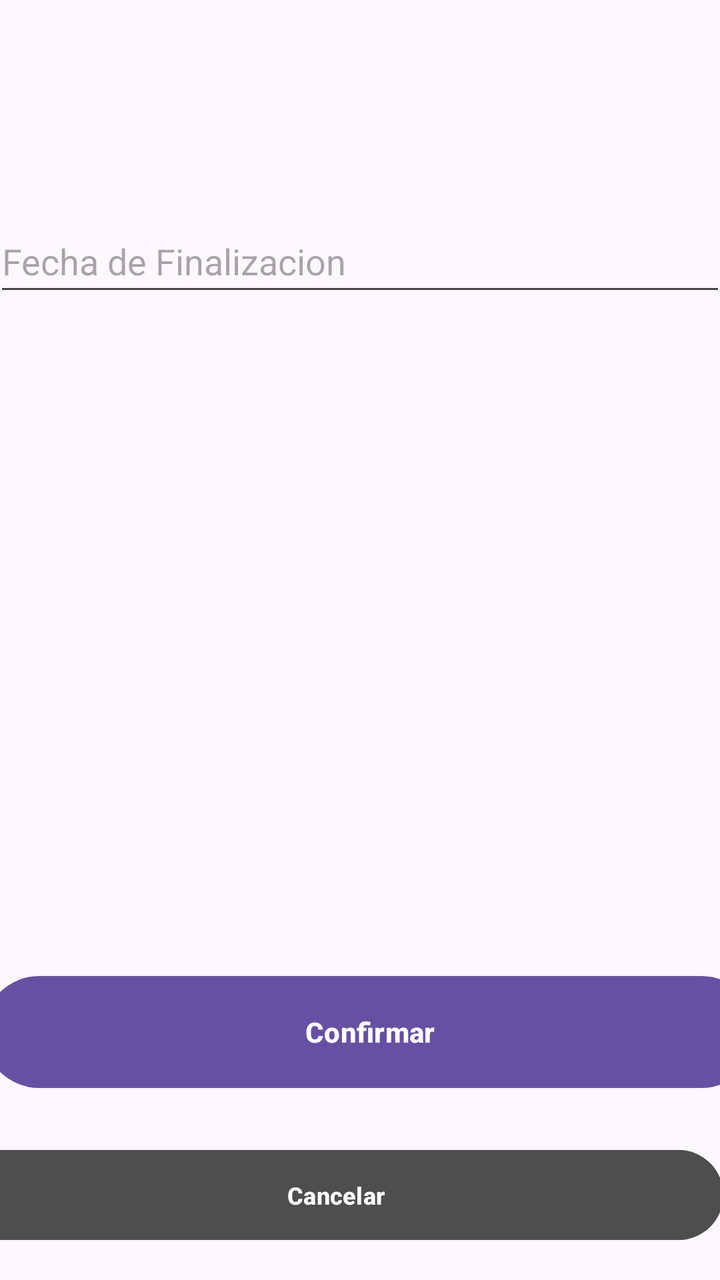
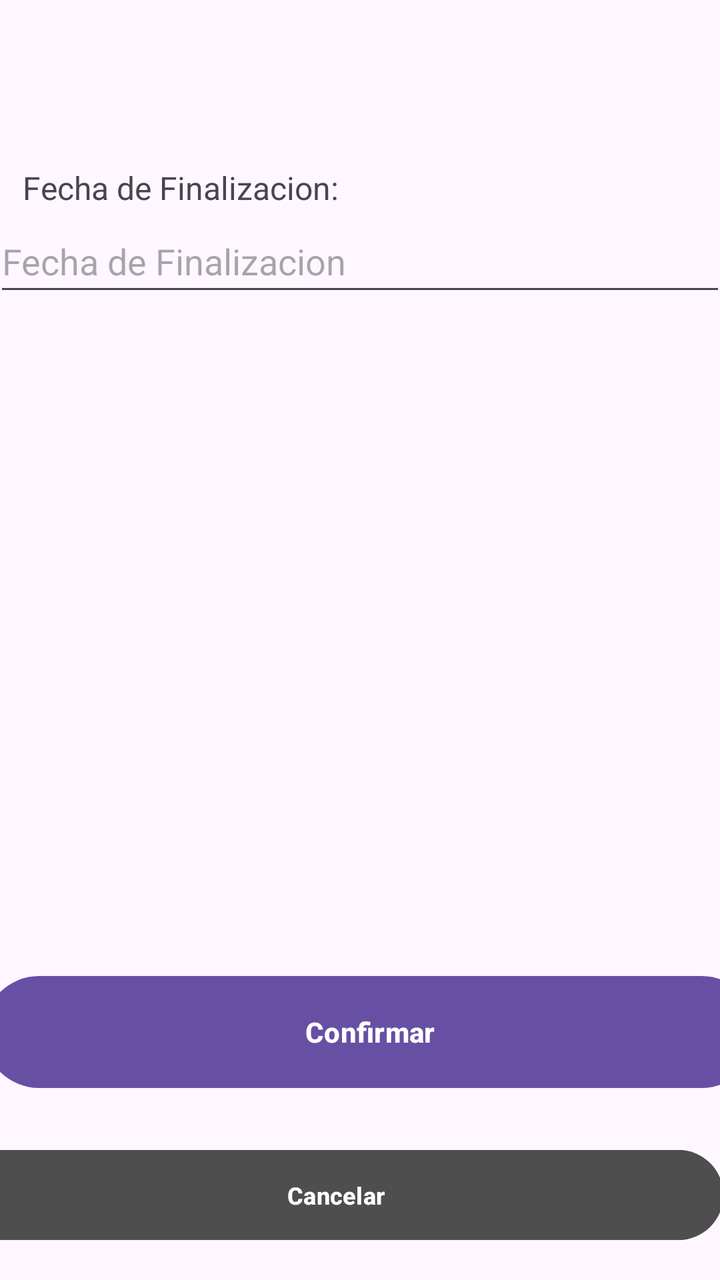

Compare the two renders of this Android layout. The source of the first and the diff that turns it into the second are given below.
<!-- AndroidManifest.xml: application theme Theme.MobilesVC -->
<!-- res/layout/receta_edit_view.xml -->
<?xml version="1.0" encoding="utf-8"?>
<androidx.constraintlayout.widget.ConstraintLayout xmlns:android="http://schemas.android.com/apk/res/android"
    xmlns:app="http://schemas.android.com/apk/res-auto"
    xmlns:tools="http://schemas.android.com/tools"
    android:layout_width="match_parent"
    android:layout_height="match_parent">

    <Button
        android:id="@+id/vEditReceta"
        android:layout_width="387dp"
        android:layout_height="64dp"
        android:layout_marginTop="48dp"
        android:layout_marginBottom="92dp"
        android:paddingVertical="14dp"
        android:text="Confirmar"
        android:textStyle="bold"
        app:layout_constraintBottom_toBottomOf="parent"
        app:layout_constraintEnd_toEndOf="parent"
        app:layout_constraintHorizontal_bias="0.333"
        app:layout_constraintStart_toStartOf="parent" />

    <TextView
        android:id="@+id/textView8"
        android:layout_width="wrap_content"
        android:layout_height="wrap_content"
        android:layout_marginStart="130dp"
        android:layout_marginTop="85dp"
        android:layout_marginEnd="131dp"
        android:layout_marginBottom="76dp"
        android:fontFamily="sans-serif"
        android:text="Editar Receta"
        android:textColor="#000000"
        android:textStyle="bold|italic"
        app:layout_constraintBottom_toTopOf="@+id/vFechaEdit"
        app:layout_constraintEnd_toEndOf="parent"
        app:layout_constraintStart_toStartOf="parent"
        app:layout_constraintTop_toTopOf="parent"
        tools:textSize="26sp" />

    <Button
        android:id="@+id/vVolverRecetaEdit"
        android:layout_width="387dp"
        android:layout_height="53dp"
        android:layout_marginHorizontal="24dp"
        android:layout_marginTop="8dp"
        android:layout_marginBottom="16dp"
        android:backgroundTint="#4E4E4E"
        android:paddingVertical="10dp"
        android:text="Cancelar"
        android:textSize="12sp"
        android:textStyle="bold"
        android:visibility="visible"
        app:layout_constraintBottom_toBottomOf="parent"
        app:layout_constraintEnd_toEndOf="parent"
        app:layout_constraintHorizontal_bias="0.666"
        app:layout_constraintStart_toStartOf="parent" />

    <EditText
        android:id="@+id/vFechaEdit"
        android:layout_width="366dp"
        android:layout_height="48dp"
        android:layout_marginStart="22dp"
        android:layout_marginEnd="23dp"
        android:layout_marginBottom="331dp"
        android:ems="10"
        android:hint="Fecha de Finalizacion"
        android:inputType="date"
        app:layout_constraintBottom_toTopOf="@+id/vEditReceta"
        app:layout_constraintEnd_toEndOf="parent"
        app:layout_constraintStart_toStartOf="parent" />
</androidx.constraintlayout.widget.ConstraintLayout>
<!-- resources referenced by this layout -->
<resources>
  <style name="Theme.MobilesVC" parent="Base.Theme.MobilesVC" />
  <style name="Base.Theme.MobilesVC" parent="Theme.Material3.DayNight.NoActionBar">
          
          
      </style>
</resources>

<!-- the commit's change to res/layout/receta_edit_view.xml (unified diff, before → after) -->
@@ -4,6 +4,17 @@
     xmlns:tools="http://schemas.android.com/tools"
     android:layout_width="match_parent"
     android:layout_height="match_parent">
+
+    <TextView
+        android:id="@+id/textView53"
+        android:layout_width="200dp"
+        android:layout_height="22dp"
+        android:text="Fecha de Finalizacion:"
+        android:textSize="16sp"
+        app:layout_constraintBottom_toTopOf="@+id/vFechaEdit"
+        app:layout_constraintEnd_toEndOf="parent"
+        app:layout_constraintHorizontal_bias="0.07"
+        app:layout_constraintStart_toStartOf="parent" />
 
     <Button
         android:id="@+id/vEditReceta"
